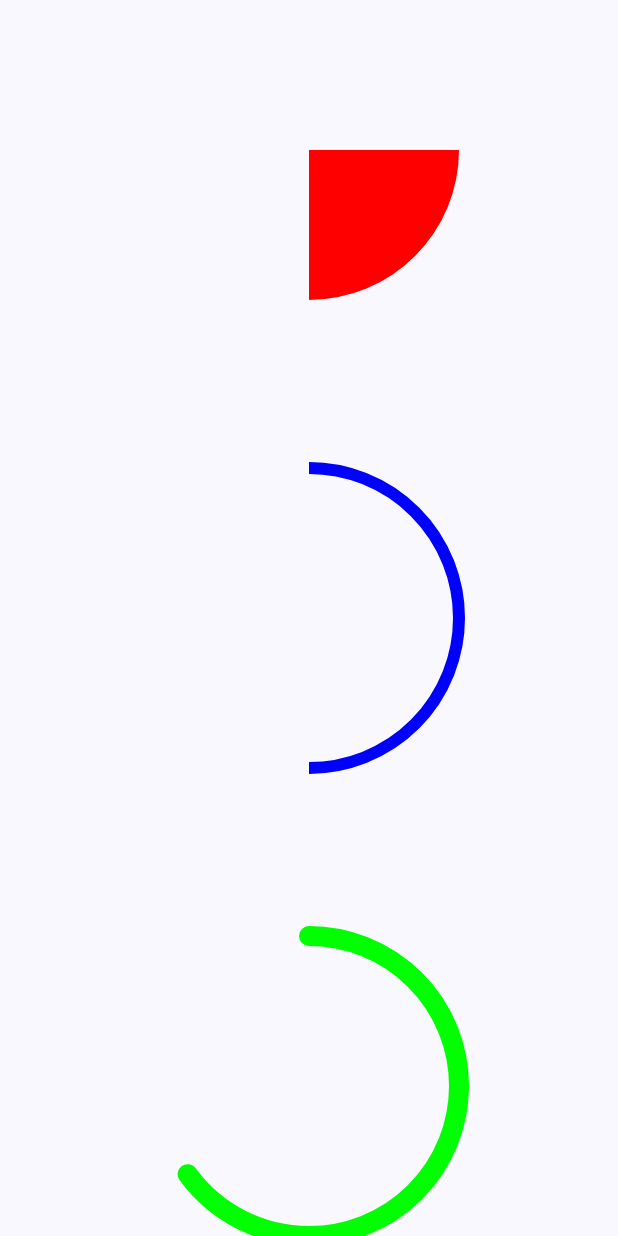
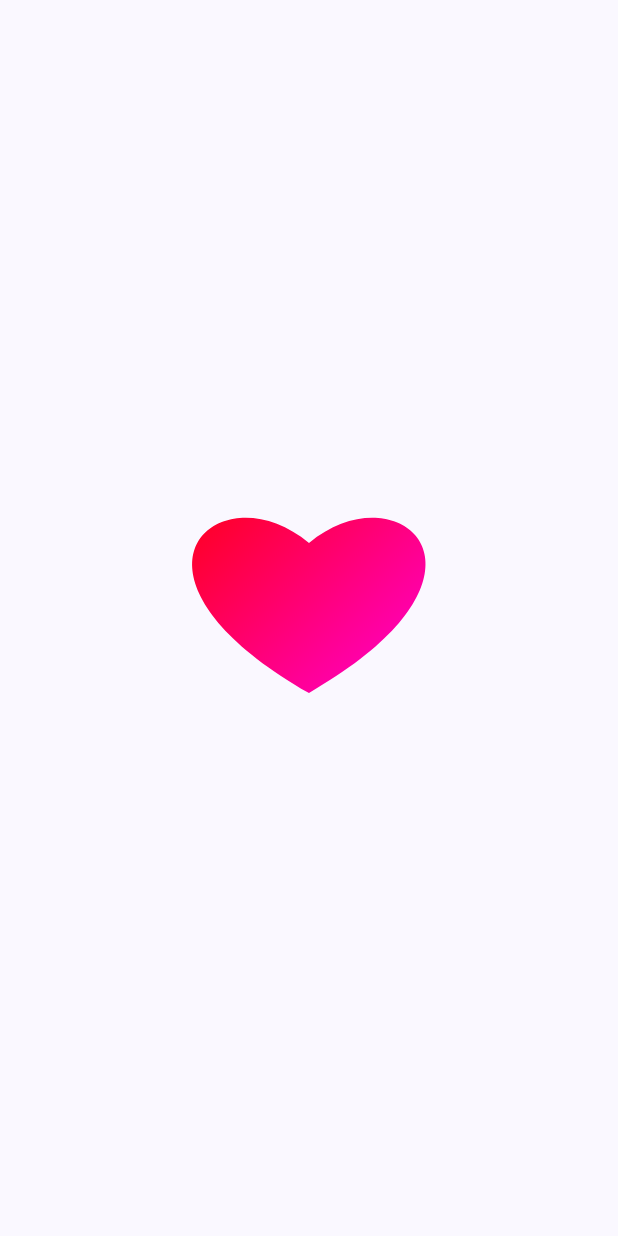
Before and after one commit to sandpaper-hub/JetpackComposeLearn, an Android app built with Jetpack Compose: the screen it shows after launch (MainActivity), on a phone screen of 412 x 824 dp. Run offline under Robolectric (Android 15) with nearby library versions, the phone set to English and light mode, and no system bars; our stand-ins replace constraintlayout-compose.

Commit message:
DrawPath Example

```diff
--- a/app/src/main/java/com/compose/jetpackcomposelearn/MainActivity.kt
+++ b/app/src/main/java/com/compose/jetpackcomposelearn/MainActivity.kt
@@ -11,6 +11,7 @@ import androidx.compose.runtime.Composable
 import androidx.compose.ui.Modifier
 import androidx.compose.ui.tooling.preview.Preview
 import com.compose.jetpackcomposelearn.canvas.DrawArcExample
+import com.compose.jetpackcomposelearn.canvas.DrawPathExample
 import com.compose.jetpackcomposelearn.ui.theme.JetpackComposeLearnTheme
 
 class MainActivity : ComponentActivity() {
@@ -32,7 +33,7 @@ class MainActivity : ComponentActivity() {
 @Composable
 @Suppress("FunctionName")
 fun MainExample(modifier: Modifier = Modifier) {
-    DrawArcExample(modifier)
+    DrawPathExample(modifier)
 }
 
 @Preview(name = "Galaxy S23 Plus", widthDp = 393, heightDp = 851)
--- /dev/null
+++ b/app/src/main/java/com/compose/jetpackcomposelearn/canvas/DrawPath.kt
@@ -0,0 +1,39 @@
+package com.compose.jetpackcomposelearn.canvas
+
+import androidx.compose.foundation.Canvas
+import androidx.compose.foundation.layout.fillMaxSize
+import androidx.compose.foundation.layout.size
+import androidx.compose.runtime.Composable
+import androidx.compose.ui.Modifier
+import androidx.compose.ui.graphics.Brush
+import androidx.compose.ui.graphics.Color
+import androidx.compose.ui.graphics.Path
+import androidx.compose.ui.unit.dp
+import androidx.constraintlayout.compose.ConstraintLayout
+
+@Composable
+@Suppress("FunctionName")
+fun DrawPathExample(modifier: Modifier) {
+    ConstraintLayout(modifier.then(Modifier.fillMaxSize())) {
+        val canvas = createRef()
+
+        Canvas(modifier = Modifier.size(200.dp).constrainAs(canvas) {
+            centerHorizontallyTo(parent)
+            centerVerticallyTo(parent)
+        }) {
+            val width = size.width
+            val height = size.height
+
+            val path = Path().apply {
+                moveTo(width / 2, height * 0.75f)
+                cubicTo(width * 1.2f, height * 0.35f, width * 0.8f, 0f, width / 2, height * 0.25f)
+                cubicTo(width * 0.2f, 0f, -width * 0.2f, height * 0.35f, width / 2, height * 0.75f)
+                close()
+            }
+
+            drawPath(path = path, brush = Brush.linearGradient(
+                listOf(Color.Red, Color.Magenta)
+            ))
+        }
+    }
+}
```
